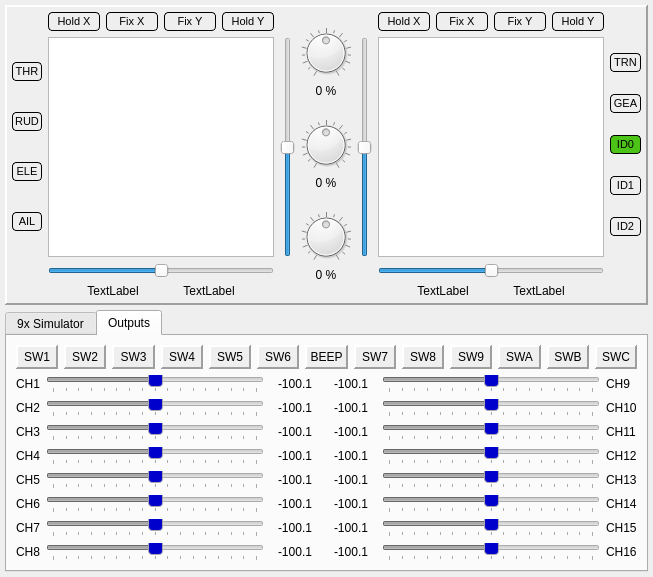
roberto1903/companion9x, file src/simulatordialog.ui: the form before one commit.
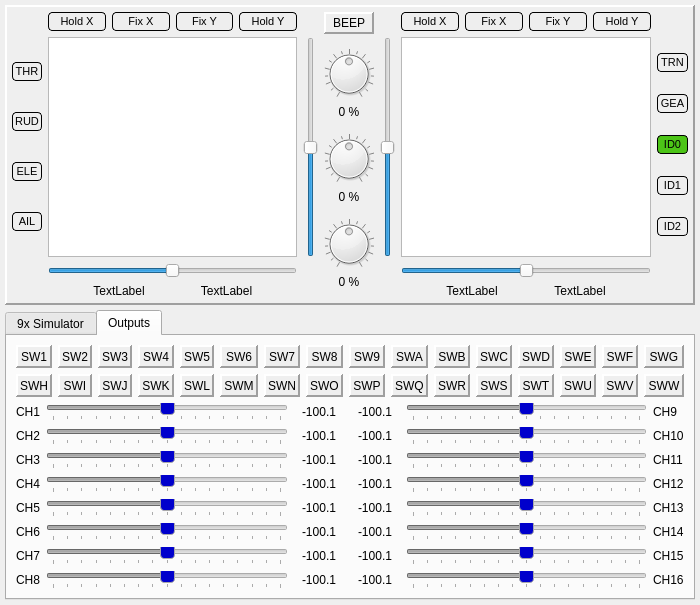
The form after the commit. The open tabs and pages were chosen to show the change. Icons and pictures are not drawn. Custom widgets are drawn as their Qt base class.

Patch:
```diff
--- a/src/simulatordialog.ui
+++ b/src/simulatordialog.ui
@@ -7,7 +7,7 @@
     <x>0</x>
     <y>0</y>
     <width>653</width>
-    <height>566</height>
+    <height>590</height>
    </rect>
   </property>
   <property name="sizePolicy">
@@ -781,7 +781,38 @@
        </layout>
       </item>
       <item row="0" column="1">
-       <layout class="QVBoxLayout" name="verticalLayout_9" stretch="1,0,0,1,0,0,1,0,0,1">
+       <layout class="QVBoxLayout" name="verticalLayout_9" stretch="0,1,0,0,1,0,0,1,0,0,1">
+        <item>
+         <widget class="QFrame" name="beep_frame">
+          <property name="autoFillBackground">
+           <bool>true</bool>
+          </property>
+          <property name="frameShape">
+           <enum>QFrame::Panel</enum>
+          </property>
+          <property name="frameShadow">
+           <enum>QFrame::Raised</enum>
+          </property>
+          <property name="lineWidth">
+           <number>2</number>
+          </property>
+          <layout class="QVBoxLayout" name="verticalLayout_10">
+           <property name="margin">
+            <number>2</number>
+           </property>
+           <item>
+            <widget class="QLabel" name="label_beep">
+             <property name="text">
+              <string>BEEP</string>
+             </property>
+             <property name="alignment">
+              <set>Qt::AlignCenter</set>
+             </property>
+            </widget>
+           </item>
+          </layout>
+         </widget>
+        </item>
         <item>
          <spacer name="verticalSpacer_4">
           <property name="orientation">
@@ -1191,15 +1222,10 @@
       <attribute name="title">
        <string>Outputs</string>
       </attribute>
+      <layout class="QGridLayout" name="gridLayout_9">
+       <item row="0" column="0">
       <layout class="QGridLayout" name="gridLayout_7">
        <item row="0" column="0">
-        <layout class="QVBoxLayout" name="verticalLayout_11">
-         <property name="sizeConstraint">
-          <enum>QLayout::SetDefaultConstraint</enum>
-         </property>
-         <item>
-          <layout class="QHBoxLayout" name="horizontalLayout">
-           <item>
             <widget class="QFrame" name="cswitch_1">
              <property name="autoFillBackground">
               <bool>true</bool>
@@ -1230,7 +1256,7 @@
              </layout>
             </widget>
            </item>
-           <item>
+         <item row="0" column="1">
             <widget class="QFrame" name="cswitch_2">
              <property name="autoFillBackground">
               <bool>true</bool>
@@ -1261,7 +1287,7 @@
              </layout>
             </widget>
            </item>
-           <item>
+         <item row="0" column="2">
             <widget class="QFrame" name="cswitch_3">
              <property name="autoFillBackground">
               <bool>true</bool>
@@ -1292,7 +1318,7 @@
              </layout>
             </widget>
            </item>
-           <item>
+         <item row="0" column="3">
             <widget class="QFrame" name="cswitch_4">
              <property name="autoFillBackground">
               <bool>true</bool>
@@ -1323,7 +1349,7 @@
              </layout>
             </widget>
            </item>
-           <item>
+         <item row="0" column="4">
             <widget class="QFrame" name="cswitch_5">
              <property name="autoFillBackground">
               <bool>true</bool>
@@ -1354,7 +1380,7 @@
              </layout>
             </widget>
            </item>
-           <item>
+         <item row="0" column="5">
             <widget class="QFrame" name="cswitch_6">
              <property name="autoFillBackground">
               <bool>true</bool>
@@ -1385,38 +1411,7 @@
              </layout>
             </widget>
            </item>
-           <item>
-            <widget class="QFrame" name="beep_frame">
-             <property name="autoFillBackground">
-              <bool>true</bool>
-             </property>
-             <property name="frameShape">
-              <enum>QFrame::Panel</enum>
-             </property>
-             <property name="frameShadow">
-              <enum>QFrame::Raised</enum>
-             </property>
-             <property name="lineWidth">
-              <number>2</number>
-             </property>
-             <layout class="QVBoxLayout" name="verticalLayout_10">
-              <property name="margin">
-               <number>2</number>
-              </property>
-              <item>
-               <widget class="QLabel" name="label_beep">
-                <property name="text">
-                 <string>BEEP</string>
-                </property>
-                <property name="alignment">
-                 <set>Qt::AlignCenter</set>
-                </property>
-               </widget>
-              </item>
-             </layout>
-            </widget>
-           </item>
-           <item>
+         <item row="0" column="6">
             <widget class="QFrame" name="cswitch_7">
              <property name="autoFillBackground">
               <bool>true</bool>
@@ -1447,7 +1442,7 @@
              </layout>
             </widget>
            </item>
-           <item>
+         <item row="0" column="7">
             <widget class="QFrame" name="cswitch_8">
              <property name="autoFillBackground">
               <bool>true</bool>
@@ -1478,7 +1473,7 @@
              </layout>
             </widget>
            </item>
-           <item>
+         <item row="0" column="8">
             <widget class="QFrame" name="cswitch_9">
              <property name="autoFillBackground">
               <bool>true</bool>
@@ -1509,7 +1504,7 @@
              </layout>
             </widget>
            </item>
-           <item>
+         <item row="0" column="9">
             <widget class="QFrame" name="cswitch_10">
              <property name="autoFillBackground">
               <bool>true</bool>
@@ -1540,7 +1535,7 @@
              </layout>
             </widget>
            </item>
-           <item>
+         <item row="0" column="10">
             <widget class="QFrame" name="cswitch_11">
              <property name="autoFillBackground">
               <bool>true</bool>
@@ -1571,7 +1566,7 @@
              </layout>
             </widget>
            </item>
-           <item>
+         <item row="0" column="11">
             <widget class="QFrame" name="cswitch_12">
              <property name="autoFillBackground">
               <bool>true</bool>
@@ -1602,7 +1597,625 @@
              </layout>
             </widget>
            </item>
-          </layout>
+         <item row="0" column="12">
+          <widget class="QFrame" name="cswitch_13">
+           <property name="autoFillBackground">
+            <bool>true</bool>
+           </property>
+           <property name="frameShape">
+            <enum>QFrame::Panel</enum>
+           </property>
+           <property name="frameShadow">
+            <enum>QFrame::Raised</enum>
+           </property>
+           <property name="lineWidth">
+            <number>2</number>
+           </property>
+           <layout class="QVBoxLayout" name="verticalLayout_21">
+            <property name="margin">
+             <number>2</number>
+            </property>
+            <item>
+             <widget class="QLabel" name="labelCSW_13">
+              <property name="text">
+               <string>SWD</string>
+              </property>
+              <property name="alignment">
+               <set>Qt::AlignCenter</set>
+              </property>
+             </widget>
+            </item>
+           </layout>
+          </widget>
+         </item>
+         <item row="0" column="13">
+          <widget class="QFrame" name="cswitch_14">
+           <property name="autoFillBackground">
+            <bool>true</bool>
+           </property>
+           <property name="frameShape">
+            <enum>QFrame::Panel</enum>
+           </property>
+           <property name="frameShadow">
+            <enum>QFrame::Raised</enum>
+           </property>
+           <property name="lineWidth">
+            <number>2</number>
+           </property>
+           <layout class="QVBoxLayout" name="verticalLayout_23">
+            <property name="margin">
+             <number>2</number>
+            </property>
+            <item>
+             <widget class="QLabel" name="labelCSW_14">
+              <property name="text">
+               <string>SWE</string>
+              </property>
+              <property name="alignment">
+               <set>Qt::AlignCenter</set>
+              </property>
+             </widget>
+            </item>
+           </layout>
+          </widget>
+         </item>
+         <item row="0" column="14">
+          <widget class="QFrame" name="cswitch_15">
+           <property name="autoFillBackground">
+            <bool>true</bool>
+           </property>
+           <property name="frameShape">
+            <enum>QFrame::Panel</enum>
+           </property>
+           <property name="frameShadow">
+            <enum>QFrame::Raised</enum>
+           </property>
+           <property name="lineWidth">
+            <number>2</number>
+           </property>
+           <layout class="QVBoxLayout" name="verticalLayout_24">
+            <property name="margin">
+             <number>2</number>
+            </property>
+            <item>
+             <widget class="QLabel" name="labelCSW_15">
+              <property name="text">
+               <string>SWF</string>
+              </property>
+              <property name="alignment">
+               <set>Qt::AlignCenter</set>
+              </property>
+             </widget>
+            </item>
+           </layout>
+          </widget>
+         </item>
+         <item row="0" column="15">
+          <widget class="QFrame" name="cswitch_16">
+           <property name="autoFillBackground">
+            <bool>true</bool>
+           </property>
+           <property name="frameShape">
+            <enum>QFrame::Panel</enum>
+           </property>
+           <property name="frameShadow">
+            <enum>QFrame::Raised</enum>
+           </property>
+           <property name="lineWidth">
+            <number>2</number>
+           </property>
+           <layout class="QVBoxLayout" name="verticalLayout_25">
+            <property name="margin">
+             <number>2</number>
+            </property>
+            <item>
+             <widget class="QLabel" name="labelCSW_16">
+              <property name="text">
+               <string>SWG</string>
+              </property>
+              <property name="alignment">
+               <set>Qt::AlignCenter</set>
+              </property>
+             </widget>
+            </item>
+           </layout>
+          </widget>
+         </item>
+         <item row="1" column="0">
+          <widget class="QFrame" name="cswitch_17">
+           <property name="autoFillBackground">
+            <bool>true</bool>
+           </property>
+           <property name="frameShape">
+            <enum>QFrame::Panel</enum>
+           </property>
+           <property name="frameShadow">
+            <enum>QFrame::Raised</enum>
+           </property>
+           <property name="lineWidth">
+            <number>2</number>
+           </property>
+           <layout class="QVBoxLayout" name="verticalLayout_29">
+            <property name="margin">
+             <number>2</number>
+            </property>
+            <item>
+             <widget class="QLabel" name="labelCSW_17">
+              <property name="text">
+               <string>SWH</string>
+              </property>
+              <property name="alignment">
+               <set>Qt::AlignCenter</set>
+              </property>
+             </widget>
+            </item>
+           </layout>
+          </widget>
+         </item>
+         <item row="1" column="1">
+          <widget class="QFrame" name="cswitch_18">
+           <property name="autoFillBackground">
+            <bool>true</bool>
+           </property>
+           <property name="frameShape">
+            <enum>QFrame::Panel</enum>
+           </property>
+           <property name="frameShadow">
+            <enum>QFrame::Raised</enum>
+           </property>
+           <property name="lineWidth">
+            <number>2</number>
+           </property>
+           <layout class="QVBoxLayout" name="verticalLayout_30">
+            <property name="margin">
+             <number>2</number>
+            </property>
+            <item>
+             <widget class="QLabel" name="labelCSW_18">
+              <property name="text">
+               <string>SWI</string>
+              </property>
+              <property name="alignment">
+               <set>Qt::AlignCenter</set>
+              </property>
+             </widget>
+            </item>
+           </layout>
+          </widget>
+         </item>
+         <item row="1" column="2">
+          <widget class="QFrame" name="cswitch_19">
+           <property name="autoFillBackground">
+            <bool>true</bool>
+           </property>
+           <property name="frameShape">
+            <enum>QFrame::Panel</enum>
+           </property>
+           <property name="frameShadow">
+            <enum>QFrame::Raised</enum>
+           </property>
+           <property name="lineWidth">
+            <number>2</number>
+           </property>
+           <layout class="QVBoxLayout" name="verticalLayout_31">
+            <property name="margin">
+             <number>2</number>
+            </property>
+            <item>
+             <widget class="QLabel" name="labelCSW_19">
+              <property name="text">
+               <string>SWJ</string>
+              </property>
+              <property name="alignment">
+               <set>Qt::AlignCenter</set>
+              </property>
+             </widget>
+            </item>
+           </layout>
+          </widget>
+         </item>
+         <item row="1" column="3">
+          <widget class="QFrame" name="cswitch_20">
+           <property name="autoFillBackground">
+            <bool>true</bool>
+           </property>
+           <property name="frameShape">
+            <enum>QFrame::Panel</enum>
+           </property>
+           <property name="frameShadow">
+            <enum>QFrame::Raised</enum>
+           </property>
+           <property name="lineWidth">
+            <number>2</number>
+           </property>
+           <layout class="QVBoxLayout" name="verticalLayout_32">
+            <property name="margin">
+             <number>2</number>
+            </property>
+            <item>
+             <widget class="QLabel" name="labelCSW_20">
+              <property name="text">
+               <string>SWK</string>
+              </property>
+              <property name="alignment">
+               <set>Qt::AlignCenter</set>
+              </property>
+             </widget>
+            </item>
+           </layout>
+          </widget>
+         </item>
+         <item row="1" column="4">
+          <widget class="QFrame" name="cswitch_21">
+           <property name="autoFillBackground">
+            <bool>true</bool>
+           </property>
+           <property name="frameShape">
+            <enum>QFrame::Panel</enum>
+           </property>
+           <property name="frameShadow">
+            <enum>QFrame::Raised</enum>
+           </property>
+           <property name="lineWidth">
+            <number>2</number>
+           </property>
+           <layout class="QVBoxLayout" name="verticalLayout_33">
+            <property name="margin">
+             <number>2</number>
+            </property>
+            <item>
+             <widget class="QLabel" name="labelCSW_21">
+              <property name="text">
+               <string>SWL</string>
+              </property>
+              <property name="alignment">
+               <set>Qt::AlignCenter</set>
+              </property>
+             </widget>
+            </item>
+           </layout>
+          </widget>
+         </item>
+         <item row="1" column="5">
+          <widget class="QFrame" name="cswitch_22">
+           <property name="autoFillBackground">
+            <bool>true</bool>
+           </property>
+           <property name="frameShape">
+            <enum>QFrame::Panel</enum>
+           </property>
+           <property name="frameShadow">
+            <enum>QFrame::Raised</enum>
+           </property>
+           <property name="lineWidth">
+            <number>2</number>
+           </property>
+           <layout class="QVBoxLayout" name="verticalLayout_34">
+            <property name="margin">
+             <number>2</number>
+            </property>
+            <item>
+             <widget class="QLabel" name="labelCSW_22">
+              <property name="text">
+               <string>SWM</string>
+              </property>
+              <property name="alignment">
+               <set>Qt::AlignCenter</set>
+              </property>
+             </widget>
+            </item>
+           </layout>
+          </widget>
+         </item>
+         <item row="1" column="6">
+          <widget class="QFrame" name="cswitch_23">
+           <property name="autoFillBackground">
+            <bool>true</bool>
+           </property>
+           <property name="frameShape">
+            <enum>QFrame::Panel</enum>
+           </property>
+           <property name="frameShadow">
+            <enum>QFrame::Raised</enum>
+           </property>
+           <property name="lineWidth">
+            <number>2</number>
+           </property>
+           <layout class="QVBoxLayout" name="verticalLayout_35">
+            <property name="margin">
+             <number>2</number>
+            </property>
+            <item>
+             <widget class="QLabel" name="labelCSW_23">
+              <property name="text">
+               <string>SWN</string>
+              </property>
+              <property name="alignment">
+               <set>Qt::AlignCenter</set>
+              </property>
+             </widget>
+            </item>
+           </layout>
+          </widget>
+         </item>
+         <item row="1" column="7">
+          <widget class="QFrame" name="cswitch_24">
+           <property name="autoFillBackground">
+            <bool>true</bool>
+           </property>
+           <property name="frameShape">
+            <enum>QFrame::Panel</enum>
+           </property>
+           <property name="frameShadow">
+            <enum>QFrame::Raised</enum>
+           </property>
+           <property name="lineWidth">
+            <number>2</number>
+           </property>
+           <layout class="QVBoxLayout" name="verticalLayout_36">
+            <property name="margin">
+             <number>2</number>
+            </property>
+            <item>
+             <widget class="QLabel" name="labelCSW_24">
+              <property name="text">
+               <string>SWO</string>
+              </property>
+              <property name="alignment">
+               <set>Qt::AlignCenter</set>
+              </property>
+             </widget>
+            </item>
+           </layout>
+          </widget>
+         </item>
+         <item row="1" column="8">
+          <widget class="QFrame" name="cswitch_25">
+           <property name="autoFillBackground">
+            <bool>true</bool>
+           </property>
+           <property name="frameShape">
+            <enum>QFrame::Panel</enum>
+           </property>
+           <property name="frameShadow">
+            <enum>QFrame::Raised</enum>
+           </property>
+           <property name="lineWidth">
+            <number>2</number>
+           </property>
+           <layout class="QVBoxLayout" name="verticalLayout_37">
+            <property name="margin">
+             <number>2</number>
+            </property>
+            <item>
+             <widget class="QLabel" name="labelCSW_25">
+              <property name="text">
+               <string>SWP</string>
+              </property>
+              <property name="alignment">
+               <set>Qt::AlignCenter</set>
+              </property>
+             </widget>
+            </item>
+           </layout>
+          </widget>
+         </item>
+         <item row="1" column="9">
+          <widget class="QFrame" name="cswitch_26">
+           <property name="autoFillBackground">
+            <bool>true</bool>
+           </property>
+           <property name="frameShape">
+            <enum>QFrame::Panel</enum>
+           </property>
+           <property name="frameShadow">
+            <enum>QFrame::Raised</enum>
+           </property>
+           <property name="lineWidth">
+            <number>2</number>
+           </property>
+           <layout class="QVBoxLayout" name="verticalLayout_38">
+            <property name="margin">
+             <number>2</number>
+            </property>
+            <item>
+             <widget class="QLabel" name="labelCSW_26">
+              <property name="text">
+               <string>SWQ</string>
+              </property>
+              <property name="alignment">
+               <set>Qt::AlignCenter</set>
+              </property>
+             </widget>
+            </item>
+           </layout>
+          </widget>
+         </item>
+         <item row="1" column="10">
+          <widget class="QFrame" name="cswitch_27">
+           <property name="autoFillBackground">
+            <bool>true</bool>
+           </property>
+           <property name="frameShape">
+            <enum>QFrame::Panel</enum>
+           </property>
+           <property name="frameShadow">
+            <enum>QFrame::Raised</enum>
+           </property>
+           <property name="lineWidth">
+            <number>2</number>
+           </property>
+           <layout class="QVBoxLayout" name="verticalLayout_39">
+            <property name="margin">
+             <number>2</number>
+            </property>
+            <item>
+             <widget class="QLabel" name="labelCSW_27">
+              <property name="text">
+               <string>SWR</string>
+              </property>
+              <property name="alignment">
+               <set>Qt::AlignCenter</set>
+              </property>
+             </widget>
+            </item>
+           </layout>
+          </widget>
+         </item>
+         <item row="1" column="11">
+          <widget class="QFrame" name="cswitch_28">
+           <property name="autoFillBackground">
+            <bool>true</bool>
+           </property>
+           <property name="frameShape">
+            <enum>QFrame::Panel</enum>
+           </property>
+           <property name="frameShadow">
+            <enum>QFrame::Raised</enum>
+           </property>
+           <property name="lineWidth">
+            <number>2</number>
+           </property>
+           <layout class="QVBoxLayout" name="verticalLayout_40">
+            <property name="margin">
+             <number>2</number>
+            </property>
+            <item>
+             <widget class="QLabel" name="labelCSW_28">
+              <property name="text">
+               <string>SWS</string>
+              </property>
+              <property name="alignment">
+               <set>Qt::AlignCenter</set>
+              </property>
+             </widget>
+            </item>
+           </layout>
+          </widget>
+         </item>
+         <item row="1" column="12">
+          <widget class="QFrame" name="cswitch_29">
+           <property name="autoFillBackground">
+            <bool>true</bool>
+           </property>
+           <property name="frameShape">
+            <enum>QFrame::Panel</enum>
+           </property>
+           <property name="frameShadow">
+            <enum>QFrame::Raised</enum>
+           </property>
+           <property name="lineWidth">
+            <number>2</number>
+           </property>
+           <layout class="QVBoxLayout" name="verticalLayout_41">
+            <property name="margin">
+             <number>2</number>
+            </property>
+            <item>
+             <widget class="QLabel" name="labelCSW_29">
+              <property name="text">
+               <string>SWT</string>
+              </property>
+              <property name="alignment">
+               <set>Qt::AlignCenter</set>
+              </property>
+             </widget>
+            </item>
+           </layout>
+          </widget>
+         </item>
+         <item row="1" column="13">
+          <widget class="QFrame" name="cswitch_30">
+           <property name="autoFillBackground">
+            <bool>true</bool>
+           </property>
+           <property name="frameShape">
+            <enum>QFrame::Panel</enum>
+           </property>
+           <property name="frameShadow">
+            <enum>QFrame::Raised</enum>
+           </property>
+           <property name="lineWidth">
+            <number>2</number>
+           </property>
+           <layout class="QVBoxLayout" name="verticalLayout_42">
+            <property name="margin">
+             <number>2</number>
+            </property>
+            <item>
+             <widget class="QLabel" name="labelCSW_30">
+              <property name="text">
+               <string>SWU</string>
+              </property>
+              <property name="alignment">
+               <set>Qt::AlignCenter</set>
+              </property>
+             </widget>
+            </item>
+           </layout>
+          </widget>
+         </item>
+         <item row="1" column="14">
+          <widget class="QFrame" name="cswitch_31">
+           <property name="autoFillBackground">
+            <bool>true</bool>
+           </property>
+           <property name="frameShape">
+            <enum>QFrame::Panel</enum>
+           </property>
+           <property name="frameShadow">
+            <enum>QFrame::Raised</enum>
+           </property>
+           <property name="lineWidth">
+            <number>2</number>
+           </property>
+           <layout class="QVBoxLayout" name="verticalLayout_43">
+            <property name="margin">
+             <number>2</number>
+            </property>
+            <item>
+             <widget class="QLabel" name="labelCSW_31">
+              <property name="text">
+               <string>SWV</string>
+              </property>
+              <property name="alignment">
+               <set>Qt::AlignCenter</set>
+              </property>
+             </widget>
+            </item>
+           </layout>
+          </widget>
+         </item>
+         <item row="1" column="15">
+          <widget class="QFrame" name="cswitch_32">
+           <property name="autoFillBackground">
+            <bool>true</bool>
+           </property>
+           <property name="frameShape">
+            <enum>QFrame::Panel</enum>
+           </property>
+           <property name="frameShadow">
+            <enum>QFrame::Raised</enum>
+           </property>
+           <property name="lineWidth">
+            <number>2</number>
+           </property>
+           <layout class="QVBoxLayout" name="verticalLayout_44">
+            <property name="margin">
+             <number>2</number>
+            </property>
+            <item>
+             <widget class="QLabel" name="labelCSW_32">
+              <property name="text">
+               <string>SWW</string>
+              </property>
+              <property name="alignment">
+               <set>Qt::AlignCenter</set>
+              </property>
+             </widget>
+            </item>
+           </layout>
+          </widget>
          </item>
         </layout>
        </item>
```
Left out of the diff: 32 changed lines with no effect on the pictures. Lines whose indentation alone changed are shown as unchanged.
